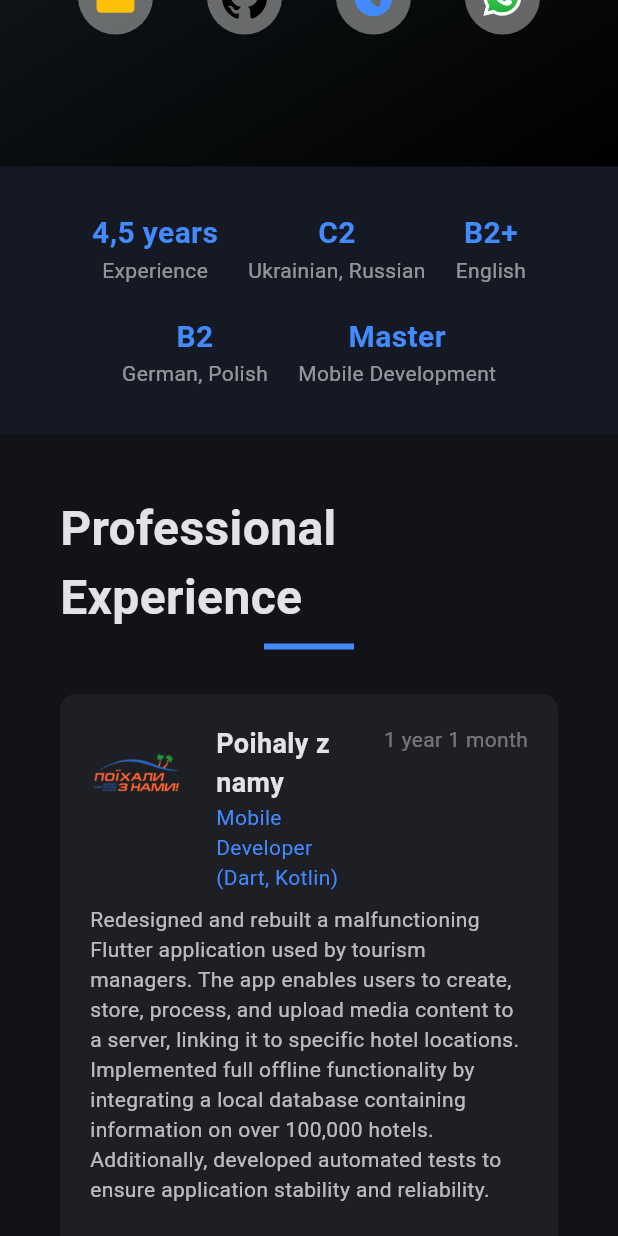
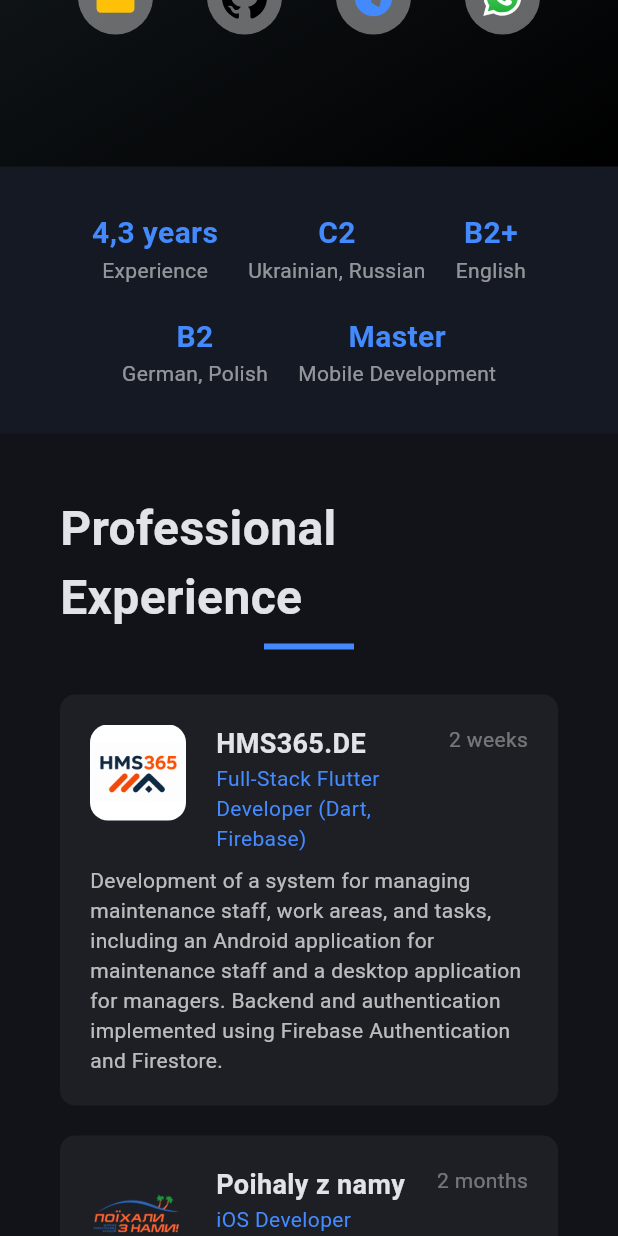
Before and after one commit to Prostaman/my_web_page, a Flutter app: the screen it shows after launch, scrolled down 576 dp, on a phone screen of 412 x 824 dp. Run offline on Flutter 3.47's test engine with Material 3 defaults, Android fonts, the phone set to English and light mode, and no system bars; our stand-ins replace flutter_svg.

Commit message:
Update 21.8.2026 (#4)
* feat: enhance UI interactivity, mobile responsiveness, and project links

- Added interactive Flip Cards to the Personal Projects section.
- Implemented clickable company logos with external links in Experience section.
- Improved mobile layout responsiveness and slightly increased image sizes.
- Updated widget tests to cover flip animations and clickable elements.

* feat: improve interactivity, mobile UI and project structure

* feat: improve mobile responsiveness and UI consistency

- Centered Developer role and Statistics bar items for better visual balance.
- Refactored Experience section: moved period text to the right and centered app icons.
- Fixed layout jumping in Technical Skills by setting fixed heights for project cards.
- Optimized mobile projects: disabled flip animation and added direct action buttons.
- Fixed text overflow issues in Skill category titles.

* feat: Implemented 'Hybrid UI' for Project Cards

* test: update FlipProjectCard tests to match new UI strings

* fix: add permissions for firebase deploy

* 1. Added a WhatsApp link.
2. Updated  experience and Flutter skills.

* Corrected statistics bar test.

* chore: update deployment workflow with branch protection check

* content: update experience and skills with latest roles

* chore(assets): update HMS365 company logo

```diff
--- a/lib/data/sources/experience_list.dart
+++ b/lib/data/sources/experience_list.dart
@@ -2,6 +2,24 @@
 import '../../domain/entities/expirience/experience_entity.dart';
 
 const List<ExperienceEntity> experienceList = [
+  ExperienceEntity(
+    company: 'HMS365.DE',
+    role: 'Full-Stack Flutter Developer (Dart, Firebase)',
+    period: '2 weeks',
+    companyIcon: 'assets/icons/companies/hsm365.png',
+    companyUrl: 'http://www.hausmeisterservice365.de',
+    desc:
+        'Development of a system for managing maintenance staff, work areas, and tasks, including an Android application for maintenance staff and a desktop application for managers. Backend and authentication implemented using Firebase Authentication and Firestore.',
+  ),
+  ExperienceEntity(
+    company: 'Poihaly z namy',
+    role: 'iOS Developer (Swift)',
+    period: '2 months',
+    companyIcon: 'assets/icons/companies/psn_icon.png',
+    companyUrl: 'https://www.poehalisnami.ua/',
+    desc:
+        'Developing an iOS app using WKWebView to integrate a web-based CRM system.',
+  ),
   ExperienceEntity(
     company: 'Poihaly z namy',
     role: 'Mobile Developer (Dart, Kotlin)',
--- a/lib/data/sources/skills_list.dart
+++ b/lib/data/sources/skills_list.dart
@@ -40,6 +40,7 @@
     assetPath: 'assets/icons/skills/flutter_logo.png',
     technologies: [
       'BLoC',
+      'Riverpod',
       'WebView',
       'CustomTabs',
       'SQFlite',
@@ -73,9 +74,9 @@
       'Google Analytics',
       'Crashlytics',
       'Remote Config',
-      'Cloud Firestore',
+      'Firestore',
       'Realtime Database',
-      'Cloud Storage',
+      'Firebase Auth',
       'App Distribution',
       'Cloud Messaging (FCM)',
       'Hosting',
--- a/lib/presentation/statistics_bar/statistics_bar.dart
+++ b/lib/presentation/statistics_bar/statistics_bar.dart
@@ -19,7 +19,7 @@
           spacing: isMobile ? 20 : 40,
           runSpacing: 20,
           children: [
-            const StatItem(value: '4,5 years', label: 'Experience'),
+            const StatItem(value: '4,3 years', label: 'Experience'),
             if (!isMobile) _buildDivider(),
             const StatItem(value: 'C2', label: 'Ukrainian, Russian'),
             if (!isMobile) _buildDivider(),
```
Also changed, not shown: assets/icons/companies/hsm365.png (added), pubspec.lock, 1 other file.
